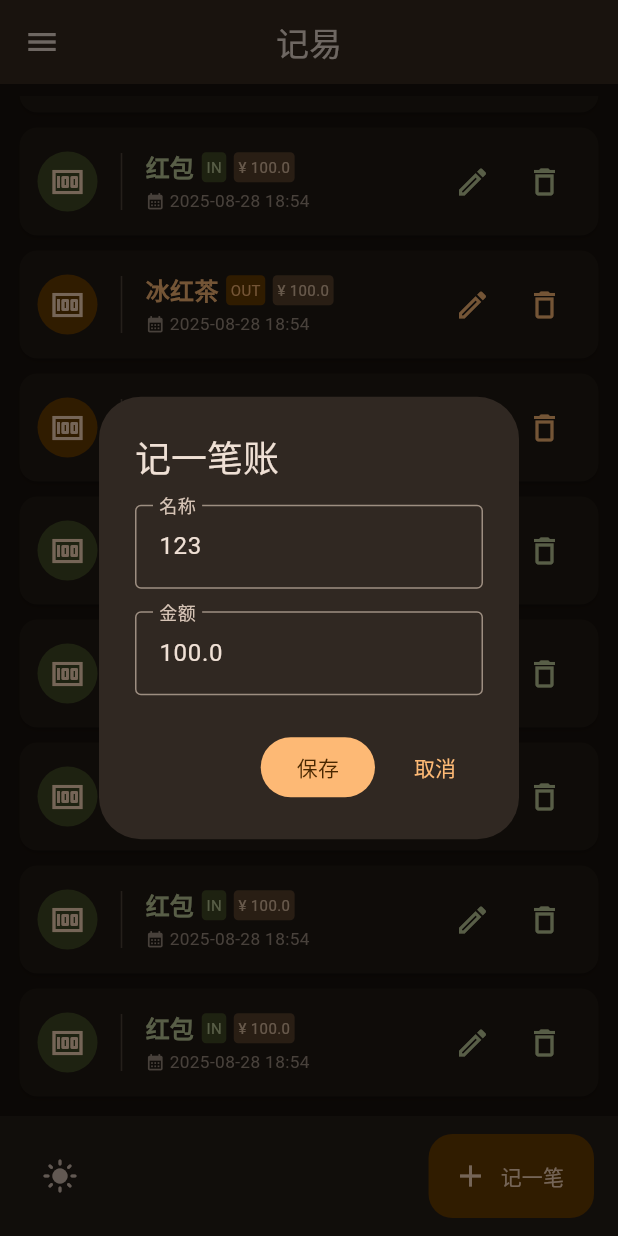
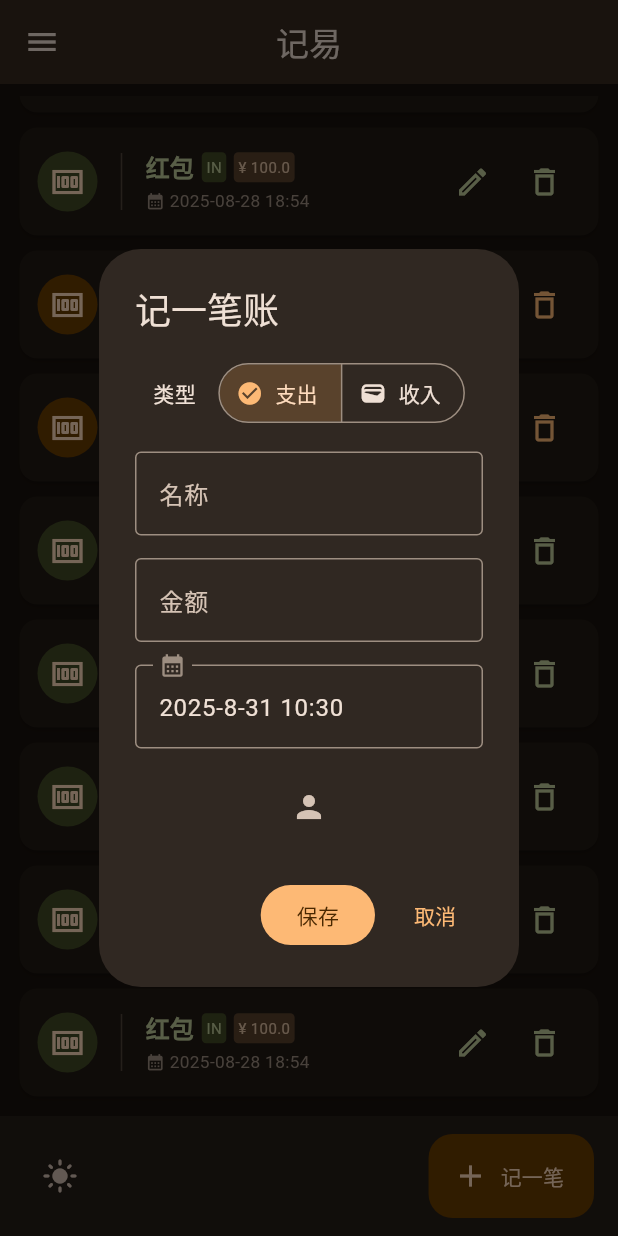
Before and after one commit to wzk0/flutter_jiyi, a Flutter app: the screen it shows after launch, scrolled down 66 dp, after a tap on "记一笔", on a phone screen of 412 x 824 dp. Run offline on Flutter 3.47's test engine with Material 3 defaults, Android fonts, the phone set to English and light mode, and no system bars; our stand-ins replace fl_chart.

Commit message:
feat(models): 重构 Transaction 模型并添加新字段
- 在 Transaction 模型中添加 date 和 type 字段
- 在 alt_dialog_widget 中实现日期选择和交易类型选择功能
- 更新 drawer_widget 中的样式和布局
- 在 pubspec 中添加 intl 依赖用于日期格式化

```diff
--- a/lib/models/transcation.dart
+++ b/lib/models/transcation.dart
@@ -2,16 +2,17 @@ class Transaction {
   //final String id;
   final String name;
   final double money;
+  final String date;
+  final TransactionType type;
   //final String category;
   //final DateTime date;
 
   Transaction({
-    //required this.id,
+    required this.date,
     required this.name,
     required this.money,
-    //required this.category,
-    //required this.date,
+    required this.type,
   });
+}
 
-  // 这里可以添加其他方法...
-}
+enum TransactionType { income, expense }
--- a/lib/widgets/alt_dialog_widget.dart
+++ b/lib/widgets/alt_dialog_widget.dart
@@ -1,4 +1,5 @@
 import 'package:flutter/material.dart';
+import 'package:intl/intl.dart';
 import 'package:jiyi/models/transcation.dart';
 
 class AltDialogWidget extends StatefulWidget {
@@ -14,13 +15,21 @@ class AltDialogWidget extends StatefulWidget {
 class _AltDialogWidgetState extends State<AltDialogWidget> {
   final TextEditingController _nameController = TextEditingController();
   final TextEditingController _moneyController = TextEditingController();
+  final TextEditingController _dateController = TextEditingController();
 
   @override
   void initState() {
     super.initState();
     if (widget.transaction != null) {
       _nameController.text = widget.transaction!.name;
+      _dateController.text = widget.transaction!.date;
       _moneyController.text = widget.transaction!.money.toString();
+    } else {
+      _nameController.text = '';
+      _moneyController.text = '';
+      DateTime now = DateTime.now();
+      String date = DateFormat('yyyy-M-d H:m').format(now);
+      _dateController.text = date;
     }
   }
 
@@ -31,14 +40,52 @@ class _AltDialogWidgetState extends State<AltDialogWidget> {
     super.dispose();
   }
 
+  TransactionType _transactionType = TransactionType.expense;
+  bool iconColor = true;
+
   @override
   Widget build(BuildContext context) {
     return AlertDialog(
+      scrollable: true,
       title: Text(widget.title),
       content: Column(
         spacing: 15,
         mainAxisSize: MainAxisSize.min,
         children: [
+          Row(
+            mainAxisSize: MainAxisSize.min,
+            spacing: 15,
+            children: [
+              Text('类型'),
+              SegmentedButton<TransactionType>(
+                selectedIcon: Icon(
+                  Icons.check_circle,
+                  color: iconColor
+                      ? Theme.of(context).colorScheme.primary
+                      : Theme.of(context).colorScheme.tertiary,
+                ),
+                segments: [
+                  ButtonSegment(
+                    value: TransactionType.expense,
+                    icon: Icon(Icons.money),
+                    label: Text('支出'),
+                  ),
+                  ButtonSegment(
+                    value: TransactionType.income,
+                    icon: Icon(Icons.wallet),
+                    label: Text('收入'),
+                  ),
+                ],
+                selected: {_transactionType},
+                onSelectionChanged: (Set<TransactionType> newSelection) {
+                  setState(() {
+                    _transactionType = newSelection.first;
+                    iconColor = !iconColor;
+                  });
+                },
+              ),
+            ],
+          ),
           TextField(
             controller: _nameController,
             decoration: InputDecoration(
@@ -55,6 +102,21 @@ class _AltDialogWidgetState extends State<AltDialogWidget> {
               border: OutlineInputBorder(),
             ),
           ),
+          TextField(
+            controller: _dateController,
+            readOnly: true,
+            decoration: InputDecoration(
+              //icon: Icon(Icons.calendar_month_outlined),
+              label: Icon(
+                Icons.calendar_month,
+                color: Theme.of(context).colorScheme.outline,
+              ),
+              //labelText: '日期',
+              hintText: _moneyController.text,
+              border: OutlineInputBorder(),
+            ),
+          ),
+          IconButton(onPressed: () {}, icon: Icon(Icons.person)),
         ],
       ),
       actions: [
--- a/lib/widgets/drawer/drawer_widget.dart
+++ b/lib/widgets/drawer/drawer_widget.dart
@@ -26,6 +26,7 @@ class _DrawerWidgetState extends State<DrawerWidget> {
               mainAxisAlignment: MainAxisAlignment.center,
               crossAxisAlignment: CrossAxisAlignment.start,
               children: [
+                SizedBox(),
                 Row(
                   spacing: 15,
                   mainAxisAlignment: MainAxisAlignment.spaceEvenly,
@@ -109,7 +110,6 @@ class _DrawerWidgetState extends State<DrawerWidget> {
                 ),
                 Divider(),
                 DrawerTitleWidget(actions: '统计'),
-                //FilledButton.tonal(onPressed: () {}, child: Icon(Icons.alarm)),
                 Row(
                   children: [
                     ExpdCardWidget(
@@ -137,7 +137,7 @@ class _DrawerWidgetState extends State<DrawerWidget> {
                 Divider(),
                 DrawerTitleWidget(actions: '至今'),
                 Row(
-                  spacing: 10,
+                  spacing: 5,
                   children: [
                     ExpdCardHighestWidget(
                       money: 200,
@@ -163,7 +163,7 @@ class _DrawerWidgetState extends State<DrawerWidget> {
                 FilledButton.tonalIcon(
                   onPressed: () {},
                   icon: Icon(Icons.lightbulb),
-                  label: Text('AI分析'),
+                  label: Text('智能分析'),
                 ),
               ],
             ),
--- a/lib/widgets/drawer/expd_card/expd_card_widget.dart
+++ b/lib/widgets/drawer/expd_card/expd_card_widget.dart
@@ -13,10 +13,6 @@ class ExpdCardWidget extends StatelessWidget {
         decoration: BoxDecoration(
           borderRadius: BorderRadius.circular(12),
           color: bgcolor,
-          border: Border.all(
-            color: Theme.of(context).colorScheme.outline,
-            width: 1,
-          ),
         ),
         padding: EdgeInsets.all(10),
         child: child,
--- a/lib/widgets/fab_widget.dart
+++ b/lib/widgets/fab_widget.dart
@@ -1,5 +1,4 @@
 import 'package:flutter/material.dart';
-import 'package:jiyi/models/transcation.dart';
 import 'package:jiyi/widgets/alt_dialog_widget.dart';
 
 class Fab extends StatelessWidget {
@@ -12,7 +11,7 @@ class Fab extends StatelessWidget {
         showDialog(
           context: context,
           builder: (context) {
-            return AltDialogWidget(title: '记一笔账', transaction: Transaction(name: '123', money: 100),);
+            return AltDialogWidget(title: '记一笔账', transaction: null);
           },
         );
       },
--- a/pubspec.yaml
+++ b/pubspec.yaml
@@ -35,6 +35,7 @@ dependencies:
   # Use with the CupertinoIcons class for iOS style icons.
   cupertino_icons: ^1.0.8
   fl_chart: ^1.0.0
+  intl: ^0.20.2
 
 dev_dependencies:
   flutter_test:
```
Also changed, not shown: pubspec.lock.
